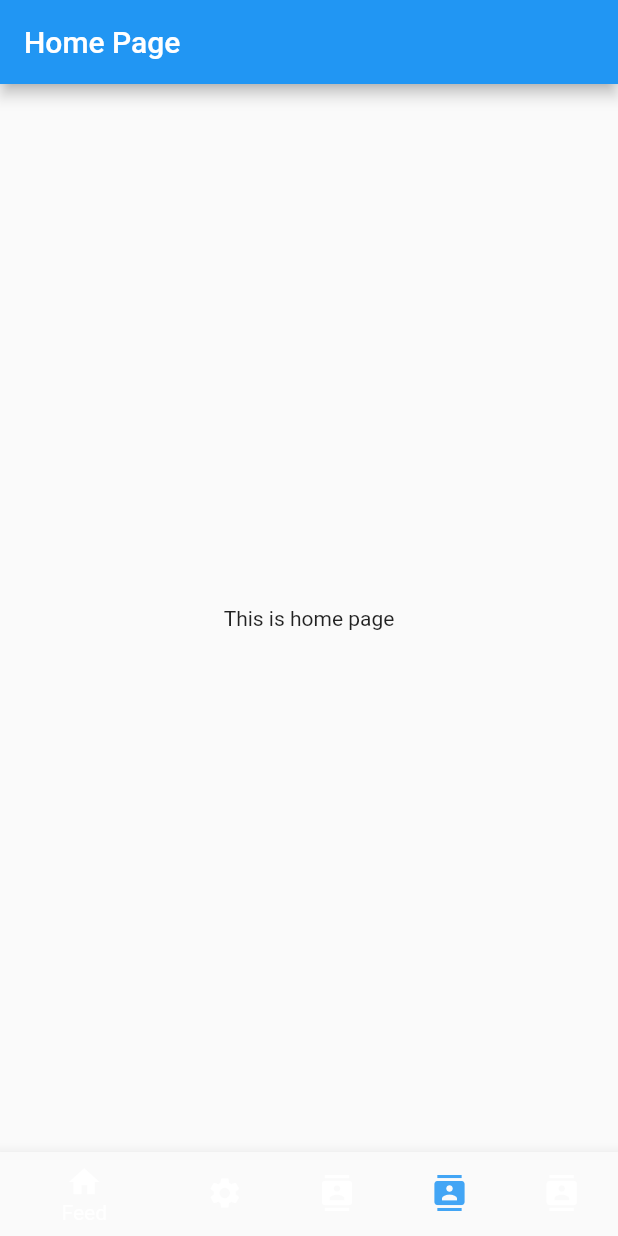
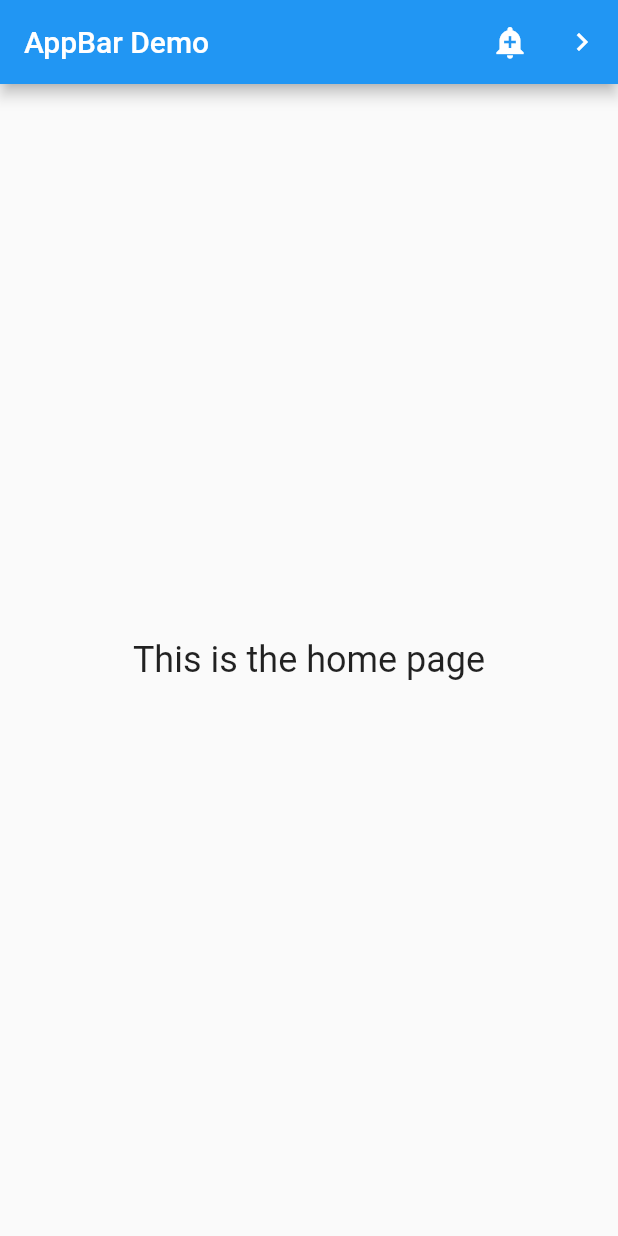
Before and after one commit to IsmailAlamKhan/sherpa_app, a Flutter app: the screen it shows after launch, on a phone screen of 412 x 824 dp. Run offline on Flutter 3.47's test engine with Material 2 defaults, Android fonts, the phone set to English and light mode, and no system bars; missing offline and left inert: flutter_statusbarcolor.

Commit message:
Main build 1st push

```diff
--- a/lib/main.dart
+++ b/lib/main.dart
@@ -21,17 +21,17 @@ import 'package:sherpa_app/Pages/ProfilePage.dart';
 import 'package:sherpa_app/Pages/ProgressPage.dart';
 import 'package:sherpa_app/Pages/ChallengesPage.dart';
 import 'package:sherpa_app/Pages/TEST%20PAGE.dart';
+import 'package:sherpa_app/Widgets/BottomNavigationBar';
 
 
-
-void main()
+void main() async
 {
+  WidgetsFlutterBinding.ensureInitialized();
+  runApp(MyApp());
   /*FlutterError.onError = (FlutterErrorDetails details) {
     FlutterError.dumpErrorToConsole(details);
     if (kReleaseMode)
       exit(1);*/
-
-  runApp(MyApp());
 }
 
 /// This is the main application widget.
@@ -41,6 +41,8 @@ class MyApp extends StatelessWidget {
   @override
   Widget build(BuildContext context)
   {
+    MyBottomNavigationBar();
+   // MyStatelessWidget();
       /*SystemChrome.setSystemUIOverlayStyle
       (
           SystemUiOverlayStyle
@@ -49,92 +51,81 @@ class MyApp extends StatelessWidget {
           statusBarColor: Colors.amber, //Status bar color
           )
       );*/
-      FlutterStatusbarcolor.setStatusBarColor(Colors.blue); //this change the status bar color to white
-      FlutterStatusbarcolor.setNavigationBarColor(Colors.green); //this sets the navigation bar color to green
+      //FlutterStatusbarcolor.setStatusBarColor(Colors.blue); //this change the status bar color to white
+      //FlutterStatusbarcolor.setNavigationBarColor(Colors.green); //this sets the navigation bar color to green
     return new MaterialApp(
       title: _title,
       theme: ThemeData(
         primarySwatch: Colors.blue,
+
       ),
+        home:MyStatelessWidget()
 
-      home: MyBottomNavigationBar()
-    );
+       // MyBottomNavigationBar(),
+       // MyStatelessWidget(),
+        );
   }
 }
+//BOTTOM NAVIGATION BAR START
 
 
+//APPBAR START
 
+final GlobalKey<ScaffoldState> scaffoldKey = GlobalKey<ScaffoldState>();
+final SnackBar snackBar = const SnackBar(content: Text('Showing Snackbar'));
 
-
-class MyBottomNavigationBar extends StatefulWidget
-{
-  @override
-  _MyBottomNavigationBarState createState() => _MyBottomNavigationBarState();
+void openPage(BuildContext context) {
+  Navigator.push(context, MaterialPageRoute(
+    builder: (BuildContext context) {
+      return Scaffold(
+        appBar: AppBar(
+          title: const Text('Next page'),
+        ),
+        body: const Center(
+          child: Text(
+            'This is the next page',
+            style: TextStyle(fontSize: 24),
+          ),
+        ),
+      );
+    },
+  ));
 }
 
-
-
-class _MyBottomNavigationBarState extends State<MyBottomNavigationBar>
-{
-  int _currentIndex = 0;
-  final List <Widget> _children =
-  [
-    HomePage(),
-    ExplorePage(),
-    ChallengesPage(),
-    ProgressPage(),
-    ProfilePage(),
-  ];
-
-  void onTappedBar(int index)
-  {
-    setState((){
-      _currentIndex=index;
-    });
-  }
+/// This is the stateless widget that the main application instantiates.
+class MyStatelessWidget extends StatelessWidget {
+  MyStatelessWidget({Key key}) : super(key: key);
 
   @override
-  Widget build(BuildContext context)
-  {
-    return new Scaffold
-      (
-      body: _children[_currentIndex],
-      bottomNavigationBar: BottomNavigationBar
-      (
-
-        onTap: onTappedBar,
-        currentIndex: _currentIndex,
-
-        items:
-        [
-          BottomNavigationBarItem
-          (
-              icon: new Icon(Icons.home),
-              label: 'Feed'
+  Widget build(BuildContext context) {
+    return Scaffold(
+      key: scaffoldKey,
+      appBar: AppBar(
+        title: const Text('AppBar Demo'),
+        actions: <Widget>[
+          IconButton(
+            icon: const Icon(Icons.add_alert),
+            tooltip: 'Show Snackbar',
+            onPressed: () {
+              scaffoldKey.currentState.showSnackBar(snackBar);
+            },
           ),
-          BottomNavigationBarItem
-          (
-              icon: new Icon(Icons.settings),
-              label: 'Explore'
-          ),
-          BottomNavigationBarItem
-            (
-              icon: new Icon(Icons.contacts),
-              label: 'Progress'
-          ),
-          BottomNavigationBarItem
-            (
-              icon: new Icon(Icons.contacts,
-              color: Colors.blue.shade400),
-              label: 'Challenges'
-          ),
-          BottomNavigationBarItem
-            (
-              icon: new Icon(Icons.contacts),
-              label: 'Profile'
+          IconButton(
+            icon: const Icon(Icons.navigate_next),
+            tooltip: 'Next page',
+            onPressed: () {
+              openPage(context);
+            },
           ),
         ],
+      ),
+      body: const Center(
+        child: Text(
+          'This is the home page',
+          style: TextStyle(fontSize: 24),
+        ),
       ),
     );
   }
 }
+//APPBAR END
```
Also changed, not shown: lib/Pages/TEST PAGE.dart (+79 -25 lines).
